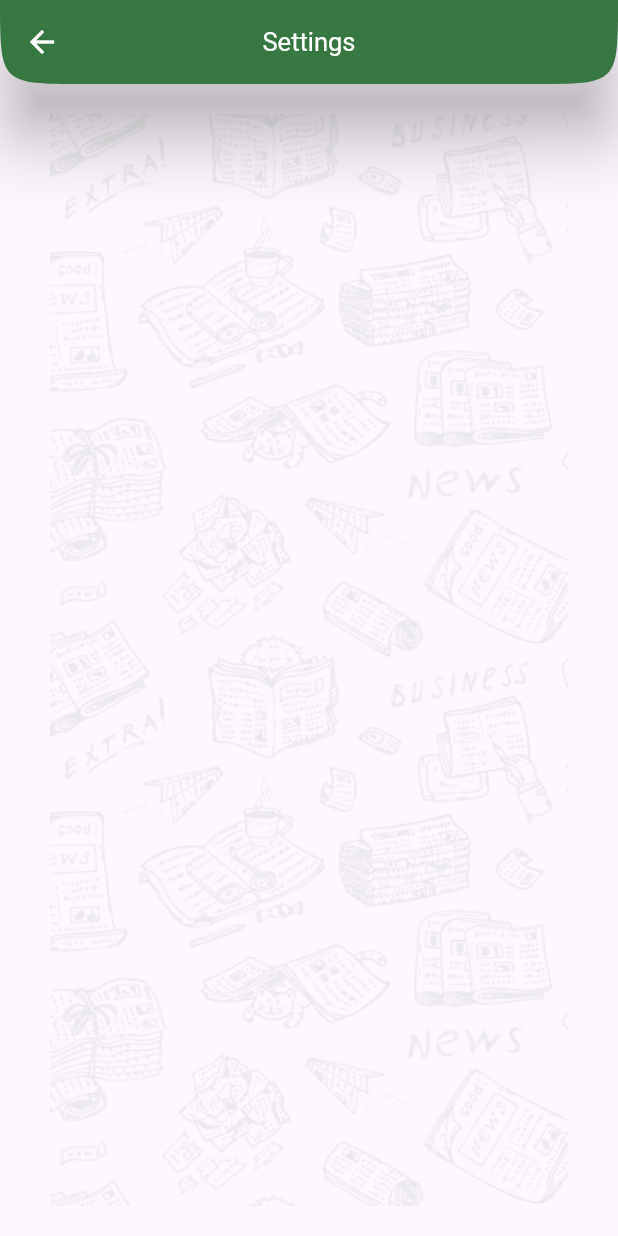
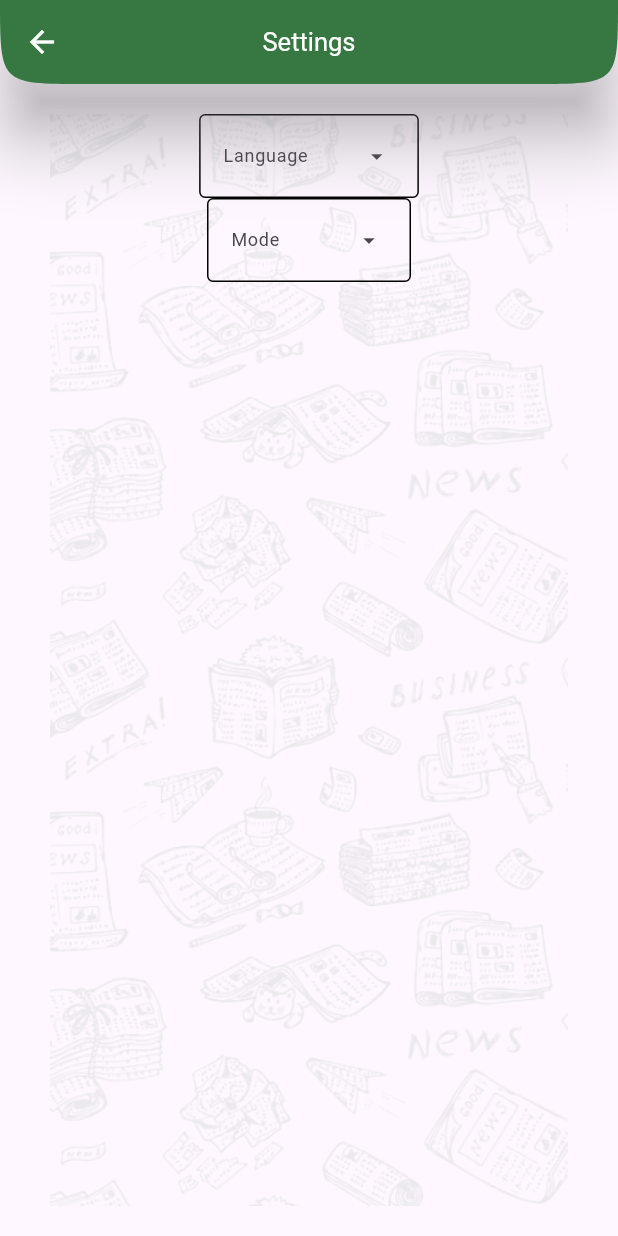
Before and after one commit to pgd8/news_app, a Flutter app: the SettingsScreen screen opened by its route, on a phone screen of 412 x 824 dp. Run offline on Flutter 3.47's test engine with Material 3 defaults, Android fonts, the phone set to English and light mode, and no system bars; our stand-ins replace flutter_screenutil.

Commit message:
update in my theme class and adding the language DropMenu and the app mode dropMenu in settings Screen

```diff
--- a/lib/Screens/News_Screen/news_screen.dart
+++ b/lib/Screens/News_Screen/news_screen.dart
@@ -1,4 +1,5 @@
 import 'package:flutter/Material.dart';
+import 'package:newsapp/Shared_Components/Shared_Drawer/shared_drawer.dart';
 
 class NewsScreen extends StatelessWidget {
   static const String routeName = "NewsScreen";
@@ -7,6 +8,9 @@ class NewsScreen extends StatelessWidget {
 
   @override
   Widget build(BuildContext context) {
-    return Scaffold();
+    return Scaffold(
+      drawer: const SharedDrawer(),
+      appBar: AppBar(),
+    );
   }
 }
--- /dev/null
+++ b/lib/Screens/Settings_Screen/app_mode_menu.dart
@@ -0,0 +1,26 @@
+import 'package:flutter/Material.dart';
+import 'package:flutter_screenutil/flutter_screenutil.dart';
+
+class AppModeMenu extends StatelessWidget {
+  const AppModeMenu({super.key});
+
+  @override
+  Widget build(BuildContext context) {
+    return Center(
+      child: DropdownMenu(label: const Text("Mode"), dropdownMenuEntries: [
+        DropdownMenuEntry(
+            value: TextButton(
+              onPressed: () {},
+              child: const Text(""),
+            ),
+            label: "Light"),
+        DropdownMenuEntry(
+            value: TextButton(
+              onPressed: () {},
+              child: const Text(""),
+            ),
+            label: 'Dark'),
+      ]),
+    );
+  }
+}
--- /dev/null
+++ b/lib/Screens/Settings_Screen/language_menu.dart
@@ -0,0 +1,26 @@
+import 'package:flutter/Material.dart';
+import 'package:flutter_screenutil/flutter_screenutil.dart';
+
+class LanguageMenu extends StatelessWidget {
+  const LanguageMenu({super.key});
+
+  @override
+  Widget build(BuildContext context) {
+    return Center(
+      child: DropdownMenu(label: const Text("Language"), dropdownMenuEntries: [
+        DropdownMenuEntry(
+            value: TextButton(
+              onPressed: () {},
+              child: const Text(""),
+            ),
+            label: "English"),
+        DropdownMenuEntry(
+            value: TextButton(
+              onPressed: () {},
+              child: const Text(""),
+            ),
+            label: 'عربي'),
+      ]),
+    );
+  }
+}
--- a/lib/Screens/Settings_Screen/settings_screen.dart
+++ b/lib/Screens/Settings_Screen/settings_screen.dart
@@ -1,4 +1,6 @@
 import 'package:flutter/material.dart';
+import 'package:newsapp/Screens/Settings_Screen/app_mode_menu.dart';
+import 'package:newsapp/Screens/Settings_Screen/language_menu.dart';
 import 'package:newsapp/Shared_Components/background.dart';
 
 class SettingsScreen extends StatelessWidget {
@@ -17,7 +19,13 @@ class SettingsScreen extends StatelessWidget {
         body: Padding(
           padding: const EdgeInsets.all(20.0),
           child: Stack(
-            children: [Background(), Center()],
+            children: [
+              Background(),
+              const Column(children: [
+                LanguageMenu(),
+                AppModeMenu(),
+              ]),
+            ],
           ),
         ),
       ),
--- a/lib/my_app/my_app.dart
+++ b/lib/my_app/my_app.dart
@@ -23,7 +23,7 @@ class MyApp extends StatelessWidget {
           SplashScreen.routeName: (context) => SplashScreen(),
           HomeScreen.routeName: (context) => HomeScreen(),
           NewsScreen.routeName: (context) => const NewsScreen(),
-          SettingsScreen.routeName : (context)=> const SettingsScreen()
+          SettingsScreen.routeName: (context) => const SettingsScreen()
         },
       ),
     );
--- a/lib/my_app/my_theme.dart
+++ b/lib/my_app/my_theme.dart
@@ -9,14 +9,28 @@ class MyTheme {
         backgroundColor: primaryColor,
         shape: ContinuousRectangleBorder(
           borderRadius: BorderRadius.only(
-            bottomLeft: Radius.circular(300.r),
-            bottomRight: Radius.circular(300.r)
-          ),
+              bottomLeft: Radius.circular(300.r),
+              bottomRight: Radius.circular(300.r)),
         ),
         centerTitle: true,
-        titleTextStyle: TextStyle(color: Colors.white,fontSize: 17.sp),
+        titleTextStyle: TextStyle(color: Colors.white, fontSize: 17.sp),
         iconTheme: const IconThemeData(color: Colors.white),
         elevation: 20,
         shadowColor: Colors.grey),
+    dropdownMenuTheme: DropdownMenuThemeData(
+      textStyle: TextStyle(
+        fontSize: 12.sp,
+      ),
+      menuStyle: const MenuStyle(
+        backgroundColor: MaterialStatePropertyAll(Colors.white),
+      ),
+      inputDecorationTheme: InputDecorationTheme(
+        labelStyle: TextStyle(fontSize: 12.sp),
+        isDense: true,
+        enabledBorder: const OutlineInputBorder(
+          borderSide: BorderSide(),
+        ),
+      ),
+    ),
   );
 }
```
